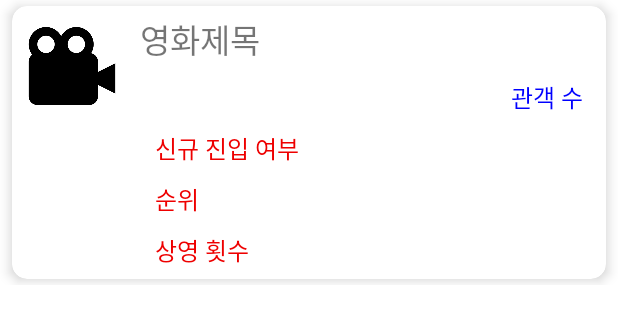
After one commit to cyeon25/15w_Exam, an Android app: the layout movie_item.xml on its own in the app's theme, with its tools: preview values and no code run, on a phone screen of 412 x 824 dp. The commit adds this screen. Shown: the top 322 px of the screen. Run offline under Robolectric (Android 15) with nearby library versions, the phone set to English and light mode, and no system bars; network calls fail.

Commit message:
추가 업로드

```diff
--- a/app/build.gradle
+++ b/app/build.gradle
@@ -33,6 +33,7 @@ dependencies {
     implementation 'com.google.android.material:material:1.6.0'
     implementation 'androidx.constraintlayout:constraintlayout:2.1.3'
     implementation 'com.android.volley:volley:1.2.1'
+    implementation 'com.google.code.gson:gson:2.8.6'
     testImplementation 'junit:junit:4.13.2'
     androidTestImplementation 'androidx.test.ext:junit:1.1.3'
     androidTestImplementation 'androidx.test.espresso:espresso-core:3.4.0'
--- /dev/null
+++ b/app/src/main/java/com/example/a11w/MovieList.java
@@ -0,0 +1,5 @@
+package com.example.a11w;
+
+public class MovieList {
+    MovieListResult boxOfficeResult;
+}
--- /dev/null
+++ b/app/src/main/res/layout/movie_item.xml
@@ -0,0 +1,92 @@
+<?xml version="1.0" encoding="utf-8"?>
+<LinearLayout xmlns:android="http://schemas.android.com/apk/res/android"
+    android:layout_width="match_parent"
+    android:layout_height="wrap_content"
+    xmlns:app="http://schemas.android.com/apk/res-auto"
+    android:orientation="vertical">
+
+    <androidx.cardview.widget.CardView
+        android:layout_width="match_parent"
+        android:layout_height="wrap_content"
+        android:layout_marginLeft="8dp"
+        android:layout_marginRight="8dp"
+        android:layout_marginTop="4dp"
+        android:layout_marginBottom="4dp"
+        app:cardBackgroundColor="#FFFFFF"
+        app:cardCornerRadius="10dp"
+        app:cardElevation="5dp">
+        <LinearLayout
+            android:layout_width="match_parent"
+            android:layout_height="wrap_content"
+            android:orientation="horizontal">
+            <ImageView
+                android:layout_width="80dp"
+                android:layout_height="80dp"
+                android:padding="5dp"
+                app:srcCompat="@drawable/movie"/>
+
+            <LinearLayout
+                android:layout_width="315dp"
+                android:layout_height="171dp"
+                android:layout_margin="5dp"
+                android:layout_weight="1"
+                android:orientation="vertical">
+
+                <TextView
+                    android:id="@+id/movieName"
+                    android:layout_width="match_parent"
+                    android:layout_height="wrap_content"
+                    android:maxLines="1"
+                    android:text="영화제목"
+                    android:textSize="22sp" />
+
+                <TextView
+                    android:id="@+id/peopleCount"
+                    android:layout_width="match_parent"
+                    android:layout_height="wrap_content"
+                    android:layout_marginTop="10dp"
+                    android:gravity="right"
+                    android:paddingRight="10dp"
+                    android:text="관객 수"
+                    android:textColor="#FF0000FF"
+                    android:textSize="16sp" />
+
+                <TextView
+                    android:id="@+id/newRank"
+                    android:layout_width="match_parent"
+                    android:layout_height="wrap_content"
+                    android:layout_marginTop="10dp"
+                    android:gravity="left"
+                    android:paddingLeft="10dp"
+                    android:text="신규 진입 여부"
+                    android:textColor="#EE0000"
+                    android:textSize="16sp" />
+
+                <TextView
+                    android:id="@+id/Rank"
+                    android:layout_width="match_parent"
+                    android:layout_height="wrap_content"
+                    android:layout_marginTop="10dp"
+                    android:gravity="left"
+                    android:paddingLeft="10dp"
+                    android:text="순위"
+                    android:textColor="#EE0000"
+                    android:textSize="16sp" />
+
+                <TextView
+                    android:id="@+id/show"
+                    android:layout_width="match_parent"
+                    android:layout_height="wrap_content"
+                    android:layout_marginTop="10dp"
+                    android:gravity="left"
+                    android:paddingLeft="10dp"
+                    android:text="상영 횟수"
+
+                    android:textColor="#EE0000"
+                    android:textSize="16sp" />
+
+            </LinearLayout>
+        </LinearLayout>
+    </androidx.cardview.widget.CardView>
+
+</LinearLayout>
```
Also changed, not shown: app/src/main/java/com/example/a11w/MainActivity.java (+39 -10 lines), app/src/main/java/com/example/a11w/Movie.java (added, +23 -0 lines), app/src/main/java/com/example/a11w/MovieAdapter.java (added, +71 -0 lines), app/src/main/java/com/example/a11w/MovieListResult.java (added, +10 -0 lines), app/src/main/res/layout/activity_main.xml (+4 -13 lines), app/src/main/res/drawable/movie.png (added).
